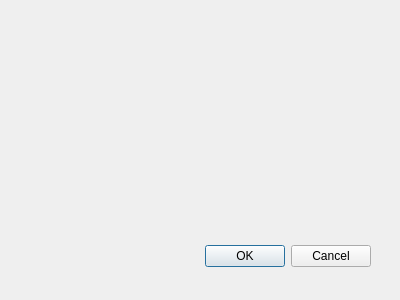
Qt form DilemaGui/DilemaGui.ui (Sergey2405/prisioners_dilemma) before a commit.
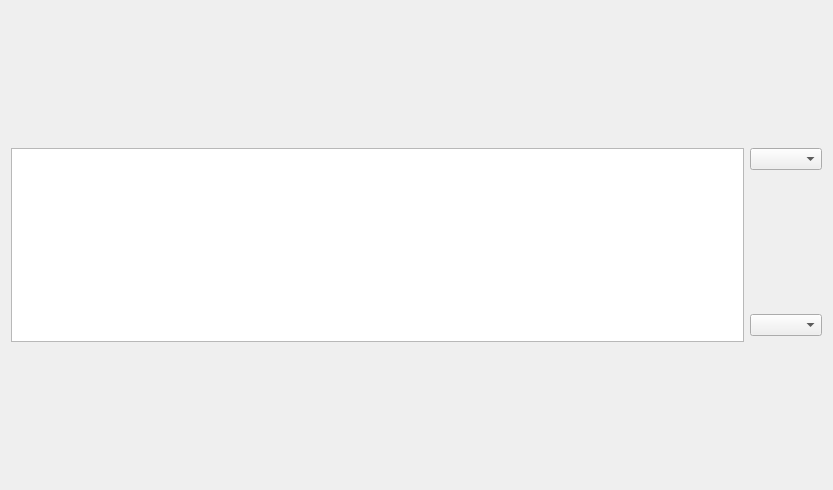
The same form after that commit.

Commit message: Correct DilemGui with its GUI elements

The edit to the form file:
```diff
--- a/DilemaGui/DilemaGui.ui
+++ b/DilemaGui/DilemaGui.ui
@@ -3,34 +3,94 @@
  <comment/>
  <exportmacro/>
  <class>DilemaGui</class>
- <widget name="DilemaGui" class="QDialog">
+ <widget class="QWidget" name="DilemaGui">
   <property name="geometry">
    <rect>
     <x>0</x>
     <y>0</y>
-    <width>400</width>
-    <height>300</height>
+    <width>833</width>
+    <height>490</height>
    </rect>
   </property>
   <property name="windowTitle">
    <string>Dialog</string>
   </property>
-  <widget name="buttonBox" class="QDialogButtonBox">
-   <property name="geometry">
-    <rect>
-     <x>30</x>
-     <y>240</y>
-     <width>341</width>
-     <height>32</height>
-    </rect>
-   </property>
-   <property name="orientation">
-    <enum>Qt::Horizontal</enum>
-   </property>
-   <property name="standardButtons">
-    <set>QDialogButtonBox::Cancel|QDialogButtonBox::Ok</set>
-   </property>
-  </widget>
+  <layout class="QGridLayout" name="gridLayout">
+   <item row="0" column="0">
+    <spacer name="verticalSpacer">
+     <property name="orientation">
+      <enum>Qt::Vertical</enum>
+     </property>
+     <property name="sizeHint" stdset="0">
+      <size>
+       <width>20</width>
+       <height>40</height>
+      </size>
+     </property>
+    </spacer>
+   </item>
+   <item row="0" column="1">
+    <spacer name="verticalSpacer_2">
+     <property name="orientation">
+      <enum>Qt::Vertical</enum>
+     </property>
+     <property name="sizeHint" stdset="0">
+      <size>
+       <width>20</width>
+       <height>40</height>
+      </size>
+     </property>
+    </spacer>
+   </item>
+   <item row="8" column="0">
+    <spacer name="verticalSpacer_3">
+     <property name="orientation">
+      <enum>Qt::Vertical</enum>
+     </property>
+     <property name="sizeHint" stdset="0">
+      <size>
+       <width>20</width>
+       <height>40</height>
+      </size>
+     </property>
+    </spacer>
+   </item>
+   <item row="8" column="1">
+    <spacer name="verticalSpacer_4">
+     <property name="orientation">
+      <enum>Qt::Vertical</enum>
+     </property>
+     <property name="sizeHint" stdset="0">
+      <size>
+       <width>20</width>
+       <height>40</height>
+      </size>
+     </property>
+    </spacer>
+   </item>
+   <item row="3" column="1">
+    <spacer name="verticalSpacer_5">
+     <property name="orientation">
+      <enum>Qt::Vertical</enum>
+     </property>
+     <property name="sizeHint" stdset="0">
+      <size>
+       <width>20</width>
+       <height>40</height>
+      </size>
+     </property>
+    </spacer>
+   </item>
+   <item row="2" column="1">
+    <widget class="QComboBox" name="comboBox_2"/>
+   </item>
+   <item row="2" column="0" rowspan="4">
+    <widget class="QTextBrowser" name="textBrowser"/>
+   </item>
+   <item row="4" column="1">
+    <widget class="QComboBox" name="comboBox"/>
+   </item>
+  </layout>
  </widget>
  <pixmapfunction/>
  <resources/>
```
Left out of the diff: 40 changed lines with no effect on the pictures. The commit also changes 3 other files.
